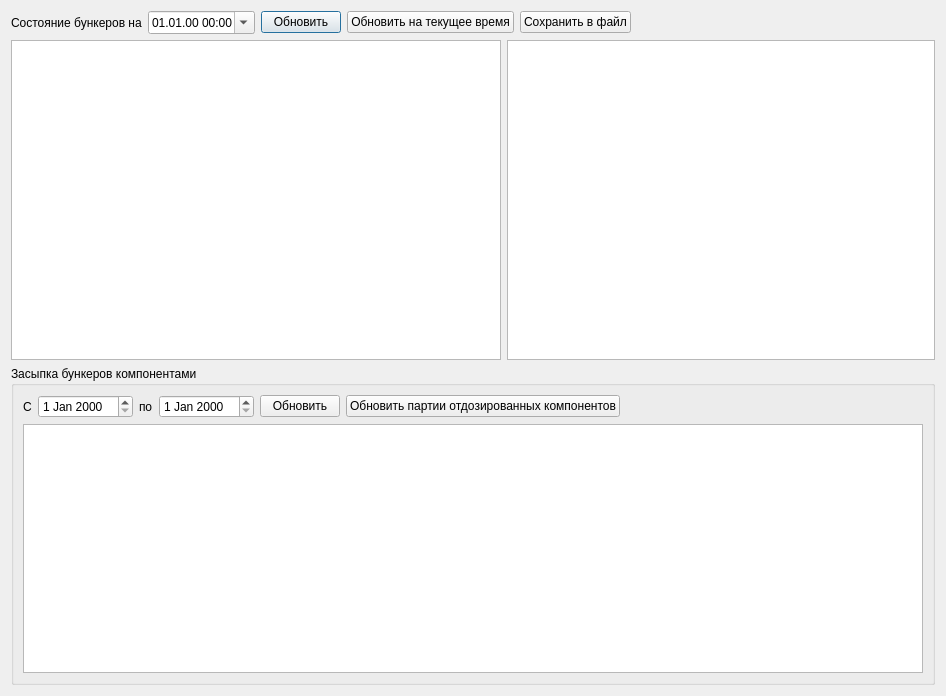
First picture: the form in dialogbunk.ui, repository Sergeyego/doz_view, before the edit.
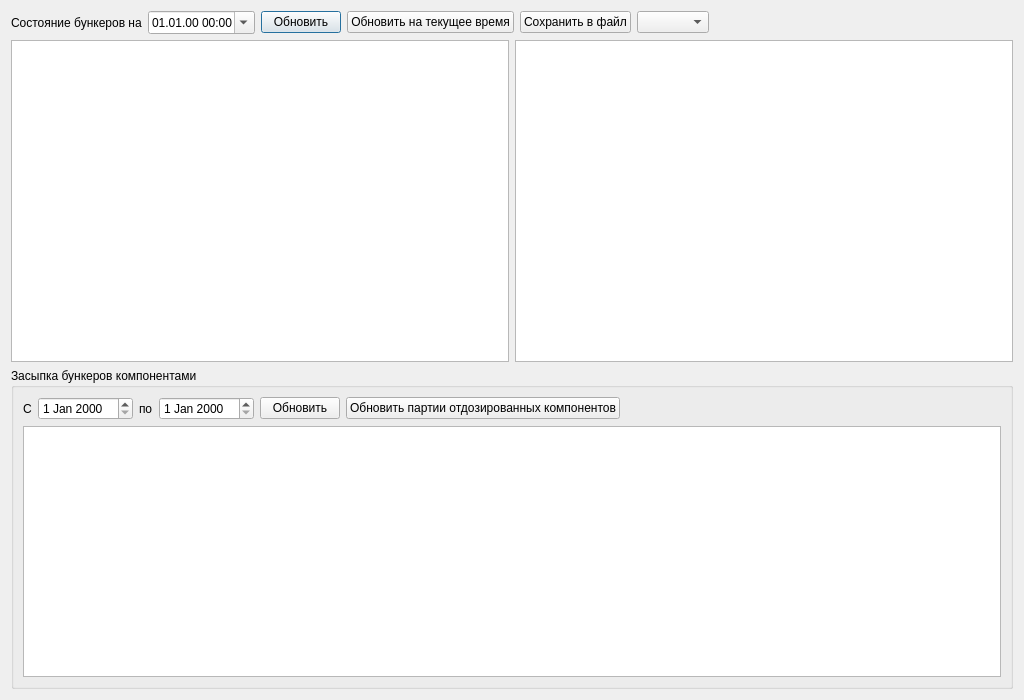
Second picture: the form after the edit. Custom widgets are drawn as their Qt base class.

```diff
--- a/dialogbunk.ui
+++ b/dialogbunk.ui
@@ -6,8 +6,8 @@
    <rect>
     <x>0</x>
     <y>0</y>
-    <width>946</width>
-    <height>696</height>
+    <width>1024</width>
+    <height>700</height>
    </rect>
   </property>
   <property name="windowTitle">
@@ -54,6 +54,9 @@
        </property>
       </widget>
      </item>
+     <item>
+      <widget class="QComboBox" name="comboBoxCex"/>
+     </item>
      <item>
       <spacer name="horizontalSpacer">
        <property name="orientation">
```
